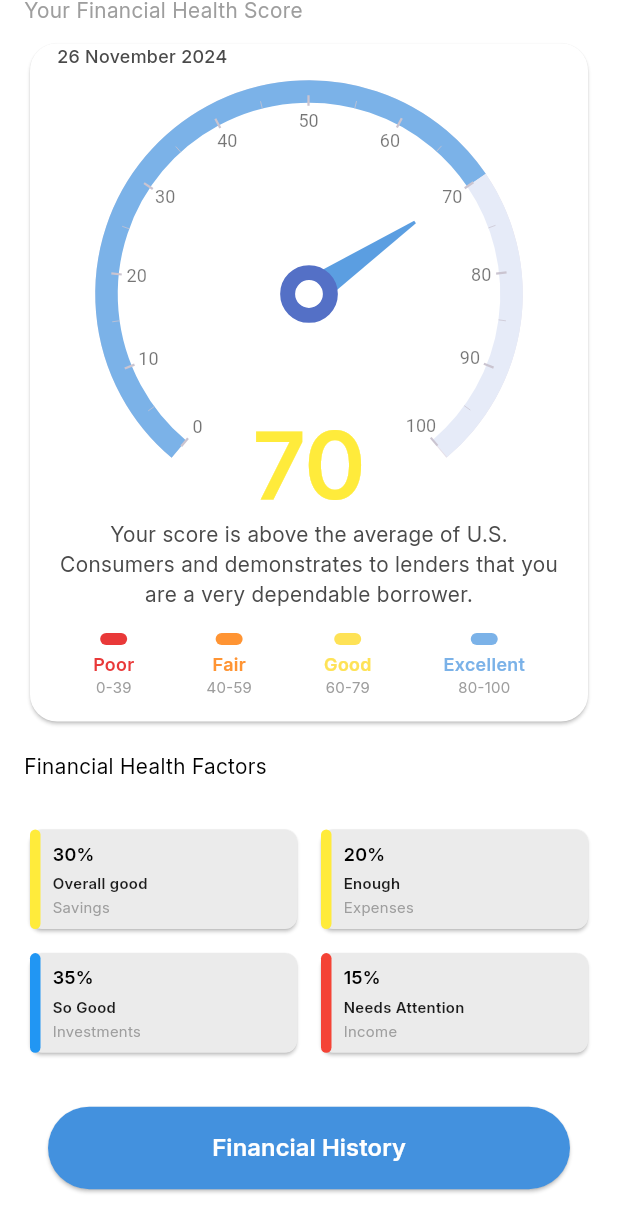
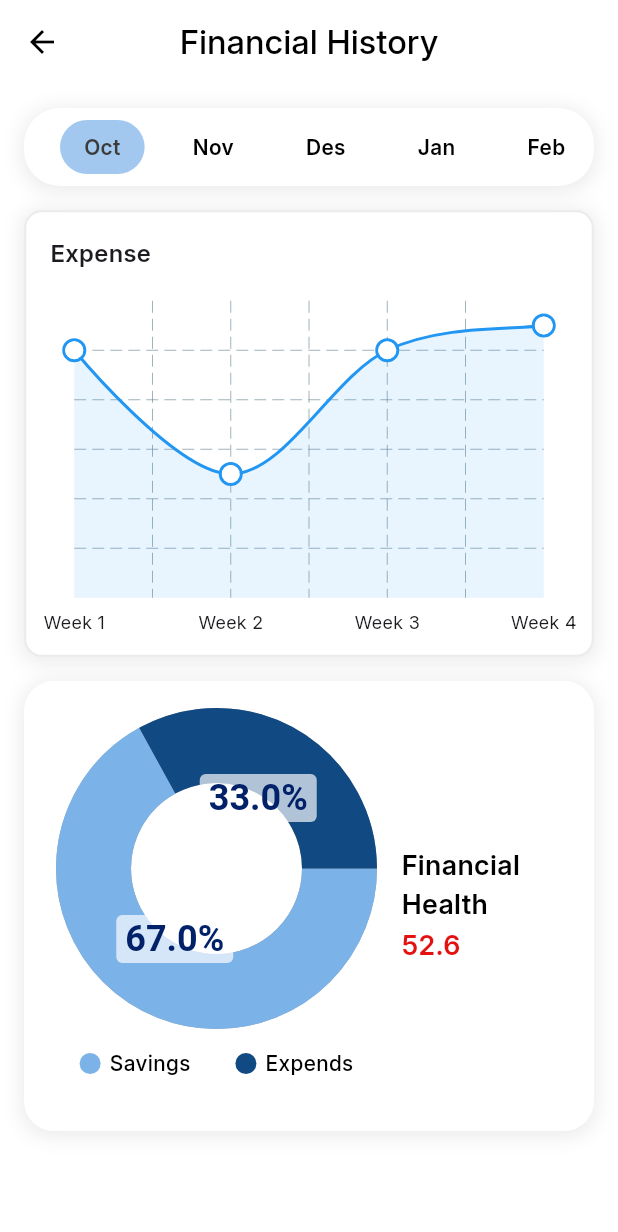
Before and after one commit to RivaldoPardede/Expenser-Mobile, a Flutter app: the StatisticPage screen opened directly, scrolled down 117 dp, after a tap on "Financial History", on a phone screen of 412 x 824 dp. Shown: the top 1232 px of the screen. Run offline on Flutter 3.47's test engine with Material 3 defaults, Android fonts, the phone set to English and light mode, and no system bars; drawn by our look-alikes of fl_chart, pie_chart, syncfusion_flutter_gauges; our stand-ins replace cloud_firestore, firebase_auth, firebase_core, flutter_svg, google_sign_in; missing offline and left inert: currency_picker, currency_textfield; accounts and stored records are empty; generated files the repository leaves out were written again.

Commit message:
Feat: Slicing Design DONE

```diff
--- a/lib/views/statistic/financial_history_page.dart
+++ b/lib/views/statistic/financial_history_page.dart
@@ -0,0 +1,153 @@
+import 'package:flutter/material.dart';
+import 'widgets/weekly_expense_graph.dart';
+import 'widgets/financial_health_pie.dart';
+import 'widgets/financial_health_overview.dart';
+import 'widgets/financial_month_selector.dart';
+
+class FinancialHistoryPage extends StatelessWidget {
+  const FinancialHistoryPage({super.key});
+
+  @override
+  Widget build(BuildContext context) {
+    return Scaffold(
+      backgroundColor: Colors.white,
+      body: CustomScrollView(
+        slivers: [
+          const SliverAppBar(
+            backgroundColor: Colors.white,
+            floating: true,
+            pinned: false,
+            elevation: 0,
+            centerTitle: true,
+            title: Text(
+              'Financial History',
+              style: TextStyle(
+                color: Colors.black,
+                fontWeight: FontWeight.w500,
+              ),
+            ),
+            iconTheme: IconThemeData(color: Colors.black),
+          ),
+          SliverToBoxAdapter(
+            child: Padding(
+              padding: const EdgeInsets.all(16.0),
+              child: Column(
+                crossAxisAlignment: CrossAxisAlignment.start,
+                children: [
+                  // Month Selector
+                  MonthSelector(
+                    months: const [
+                      'Oct',
+                      'Nov',
+                      'Des',
+                      'Jan',
+                      'Feb',
+                      'Mar',
+                    ],
+                    onMonthChanged: (selectedMonth) {
+                      debugPrint('Selected Month: $selectedMonth');
+                    },
+                  ),
+                  const SizedBox(height: 16),
+                  // Expense Graph
+                  const ExpenseGraph(type: ExpenseType.weekly),
+                  const SizedBox(height: 16),
+                  // Container for Pie Chart and Financial Health
+                  Container(
+                    padding: const EdgeInsets.all(35),
+                    decoration: BoxDecoration(
+                      color: Colors.white,
+                      borderRadius: BorderRadius.circular(20),
+                      boxShadow: [
+                        BoxShadow(
+                          color: Colors.grey.withOpacity(0.2),
+                          spreadRadius: 2,
+                          blurRadius: 10,
+                          offset: const Offset(0, 2),
+                        ),
+                      ],
+                    ),
+                    child: Row(
+                      mainAxisAlignment: MainAxisAlignment.spaceBetween,
+                      crossAxisAlignment: CrossAxisAlignment.center,
+                      children: [
+                        // Pie Chart and Legend
+                        Expanded(
+                          flex: 2,
+                          child: Column(
+                            children: [
+                              // Pie Chart
+                              FinancialHealthPie(),
+                              const SizedBox(height: 30),
+                              // Legend
+                              Row(
+                                mainAxisAlignment: MainAxisAlignment.center,
+                                children: [
+                                  Row(
+                                    children: [
+                                      Container(
+                                        width: 14,
+                                        height: 14,
+                                        decoration: const BoxDecoration(
+                                          color: Color(0xFF7BB2E8),
+                                          shape: BoxShape.circle,
+                                        ),
+                                      ),
+                                      const SizedBox(width: 6),
+                                      const Text(
+                                        "Savings",
+                                        style: TextStyle(
+                                          fontSize: 14,
+                                          fontWeight: FontWeight.w500,
+                                          color: Colors.black,
+                                        ),
+                                      ),
+                                    ],
+                                  ),
+                                  const SizedBox(width: 30),
+                                  Row(
+                                    children: [
+                                      Container(
+                                        width: 14,
+                                        height: 14,
+                                        decoration: const BoxDecoration(
+                                          color: Color(0xFF114A83),
+                                          shape: BoxShape.circle,
+                                        ),
+                                      ),
+                                      const SizedBox(width: 6),
+                                      const Text(
+                                        "Expends",
+                                        style: TextStyle(
+                                          fontSize: 14,
+                                          fontWeight: FontWeight.w500,
+                                          color: Colors.black,
+                                        ),
+                                      ),
+                                    ],
+                                  ),
+                                ],
+                              ),
+                            ],
+                          ),
+                        ),
+                        const SizedBox(width: 30),
+                        // Financial Health Overview
+                        const Expanded(
+                          flex: 1,
+                          child: FinancialHealthOverview(
+                            financialHealthScore: 52.6,
+                          ),
+                        ),
+                      ],
+                    ),
+                  ),
+                ],
+              ),
+            ),
+          ),
+        ],
+      ),
+    );
+  }
+}
--- a/lib/views/statistic/statistic_page.dart
+++ b/lib/views/statistic/statistic_page.dart
@@ -1,6 +1,7 @@
 import 'package:flutter/material.dart';
 import 'package:final_project/views/statistic/widgets/financial_health_score.dart';
 import './widgets/financial_factor_card.dart';
+import 'financial_history_page.dart';
 
 class StatisticPage extends StatefulWidget {
   const StatisticPage({super.key});
@@ -80,7 +81,10 @@ class _StatisticPageState extends State<StatisticPage> {
                         ),
                         child: ElevatedButton(
                           onPressed: () {
-                            // TODO: Implement financial history action
+                          Navigator.push(
+                          context,
+                          MaterialPageRoute(builder: (context) => const FinancialHistoryPage()),
+                          );
                           },
                           style: ElevatedButton.styleFrom(
                             backgroundColor: const Color(0xFF4391DE),
--- /dev/null
+++ b/lib/views/statistic/widgets/financial_health_overview.dart
@@ -0,0 +1,34 @@
+import 'package:flutter/material.dart';
+
+class FinancialHealthOverview extends StatelessWidget {
+  final double financialHealthScore;
+
+  const FinancialHealthOverview({super.key, required this.financialHealthScore});
+
+  @override
+  Widget build(BuildContext context) {
+    return Column(
+      mainAxisAlignment: MainAxisAlignment.center,
+      crossAxisAlignment: CrossAxisAlignment.start,
+      children: [
+        const Text(
+          'Financial Health',
+          style: TextStyle(
+            fontSize: 18,
+            fontWeight: FontWeight.bold,
+            color: Colors.black,
+          ),
+        ),
+        const SizedBox(height: 1),
+        Text(
+          financialHealthScore.toStringAsFixed(1),
+          style: const TextStyle(
+            fontSize: 18,
+            fontWeight: FontWeight.bold,
+            color: Color(0xFFE41111),
+          ),
+        ),
+      ],
+    );
+  }
+}
--- a/lib/views/statistic/widgets/financial_health_pie.dart
+++ b/lib/views/statistic/widgets/financial_health_pie.dart
@@ -0,0 +1,41 @@
+import 'package:flutter/material.dart';
+import 'package:pie_chart/pie_chart.dart';
+
+class FinancialHealthPie extends StatelessWidget {
+  @override
+  Widget build(BuildContext context) {
+    return Container(
+      height: 180,
+      width: 180,
+      child: PieChart(
+        dataMap: {
+          "Savings": 67,
+          "Expenditures": 33,
+        },
+        animationDuration: const Duration(milliseconds: 800),
+        chartType: ChartType.ring,
+        ringStrokeWidth: 50,
+        baseChartColor: Colors.grey,
+        colorList: const [
+          Color(0xFF7BB2E8),
+          Color(0xFF114A83),
+        ],
+        chartValuesOptions: ChartValuesOptions(
+          showChartValueBackground: true,
+          chartValueBackgroundColor: const Color(0xFFFFFFFF)
+              .withOpacity(0.67),
+          showChartValuesInPercentage: true,
+          showChartValuesOutside: false,
+          chartValueStyle: const TextStyle(
+            fontSize: 24,
+            fontWeight: FontWeight.bold,
+            color: Color(0xFF012169),
+          ),
+        ),
+        legendOptions: const LegendOptions(
+          showLegends: false,
+        ),
+      ),
+    );
+  }
+}
--- /dev/null
+++ b/lib/views/statistic/widgets/financial_month_selector.dart
@@ -0,0 +1,84 @@
+import 'package:flutter/material.dart';
+
+class MonthSelector extends StatefulWidget {
+  final List<String> months;
+  final Function(String) onMonthChanged;
+
+  const MonthSelector({
+    super.key,
+    required this.months,
+    required this.onMonthChanged,
+  });
+
+  @override
+  State<MonthSelector> createState() => _MonthSelectorState();
+}
+
+class _MonthSelectorState extends State<MonthSelector> {
+  String selectedMonth = '';
+
+  @override
+  void initState() {
+    super.initState();
+    selectedMonth = widget.months.first;
+  }
+
+  @override
+  Widget build(BuildContext context) {
+    return Container(
+      padding: const EdgeInsets.symmetric(vertical: 8, horizontal: 16),
+      decoration: BoxDecoration(
+        color: Colors.white,
+        borderRadius: BorderRadius.circular(24),
+        boxShadow: [
+          BoxShadow(
+            color: Colors.grey.withOpacity(0.2),
+            spreadRadius: 2,
+            blurRadius: 10,
+            offset: const Offset(0, 2),
+          ),
+        ],
+      ),
+      child: SingleChildScrollView(
+        scrollDirection: Axis.horizontal,
+        child: Row(
+          mainAxisAlignment: MainAxisAlignment.start,
+          children: widget.months.map((month) {
+            final isSelected = month == selectedMonth;
+            return GestureDetector(
+              onTap: () {
+                setState(() {
+                  selectedMonth = month;
+                });
+                widget.onMonthChanged(month);
+              },
+              child: Padding(
+                padding: const EdgeInsets.symmetric(horizontal: 8.0),
+                child: Container(
+                  padding:
+                  const EdgeInsets.symmetric(vertical: 8, horizontal: 16),
+                  decoration: BoxDecoration(
+                    color: isSelected
+                        ? const Color(0xFFA2C8EF)
+                        : Colors.transparent,
+                    borderRadius: BorderRadius.circular(20),
+                  ),
+                  child: Text(
+                    month,
+                    style: TextStyle(
+                      fontSize: 14,
+                      fontWeight: FontWeight.bold,
+                      color: isSelected
+                          ? const Color(0xFF3B3B3B)
+                          : Colors.black,
+                    ),
+                  ),
+                ),
+              ),
+            );
+          }).toList(),
+        ),
+      ),
+    );
+  }
+}
--- a/lib/views/statistic/widgets/weekly_expense_graph.dart
+++ b/lib/views/statistic/widgets/weekly_expense_graph.dart
@@ -0,0 +1,113 @@
+import 'package:fl_chart/fl_chart.dart';
+import 'package:flutter/material.dart';
+
+enum ExpenseType { daily, weekly }
+
+class ExpenseGraph extends StatelessWidget {
+  final ExpenseType type;
+
+  const ExpenseGraph({super.key, required this.type});
+
+  @override
+  Widget build(BuildContext context) {
+    return Container(
+      padding: const EdgeInsets.all(16),
+      decoration: BoxDecoration(
+        color: Colors.white,
+        borderRadius: BorderRadius.circular(12),
+        border: Border.all(
+          color: Colors.grey.withOpacity(0.2),
+          width: 1.5,
+        ),
+        boxShadow: [
+          BoxShadow(
+            color: Colors.grey.withOpacity(0.2),
+            spreadRadius: 2,
+            blurRadius: 10,
+            offset: const Offset(0, 2),
+          ),
+        ],
+      ),
+      child: Column(
+        crossAxisAlignment: CrossAxisAlignment.start,
+        children: [
+          const Text(
+            'Expense',
+            style: TextStyle(fontSize: 16, fontWeight: FontWeight.w600),
+          ),
+          const SizedBox(height: 20),
+          Container(
+            height: 220,
+            padding: const EdgeInsets.symmetric(horizontal: 16),
+            child: LineChart(
+              LineChartData(
+                minX: 0,
+                maxX: 3,
+                minY: 0,
+                maxY: 600000,
+                lineBarsData: [
+                  LineChartBarData(
+                    spots: _getDataPoints(),
+                    isCurved: true,
+                    color: Colors.blue,
+                    barWidth: 2,
+                    dotData: FlDotData(
+                      show: true,
+                      getDotPainter: (spot, percent, barData, index) {
+                        return FlDotCirclePainter(
+                          radius: 6,
+                          color: Colors.white,
+                          strokeWidth: 2,
+                          strokeColor: Colors.blue,
+                        );
+                      },
+                    ),
+                    belowBarData: BarAreaData(
+                      show: true,
+                      color: Colors.blue.withOpacity(0.1),
+                    ),
+                  ),
+                ],
+                borderData: FlBorderData(show: false),
+                gridData: const FlGridData(show: true),
+                titlesData: FlTitlesData(
+                  bottomTitles: AxisTitles(
+                    sideTitles: SideTitles(
+                      showTitles: true,
+                      interval: 1,
+                      getTitlesWidget: (value, meta) {
+                        const weeks = ['Week 1', 'Week 2', 'Week 3', 'Week 4'];
+                        return Padding(
+                          padding: const EdgeInsets.only(top: 8.0),
+                          child: Text(
+                            value.toInt() < weeks.length ? weeks[value.toInt()] : '',
+                            style: const TextStyle(fontSize: 12),
+                          ),
+                        );
+                      },
+                    ),
+                  ),
+                  leftTitles:
+                  const AxisTitles(sideTitles: SideTitles(showTitles: false)),
+                  rightTitles:
+                  const AxisTitles(sideTitles: SideTitles(showTitles: false)),
+                  topTitles:
+                  const AxisTitles(sideTitles: SideTitles(showTitles: false)),
+                ),
+              ),
+            ),
+          ),
+        ],
+      ),
+    );
+  }
+
+  List<FlSpot> _getDataPoints() {
+    return [
+      const FlSpot(0, 500000),
+      const FlSpot(1, 250000),
+      const FlSpot(2, 500000),
+      const FlSpot(3, 550000),
+    ];
+  }
+}
--- a/pubspec.yaml
+++ b/pubspec.yaml
@@ -24,6 +24,7 @@ dependencies:
   currency_textfield: ^4.14.1
   google_sign_in: ^6.2.2
   syncfusion_flutter_gauges: ^27.2.3
+  pie_chart: ^5.0.1
 
 dev_dependencies:
   flutter_test:
```
Also changed, not shown: pubspec.lock.
